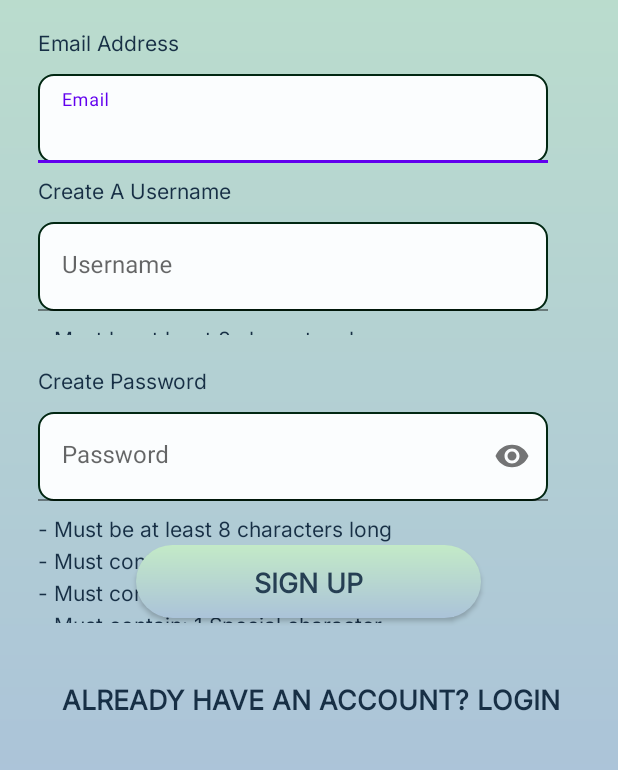
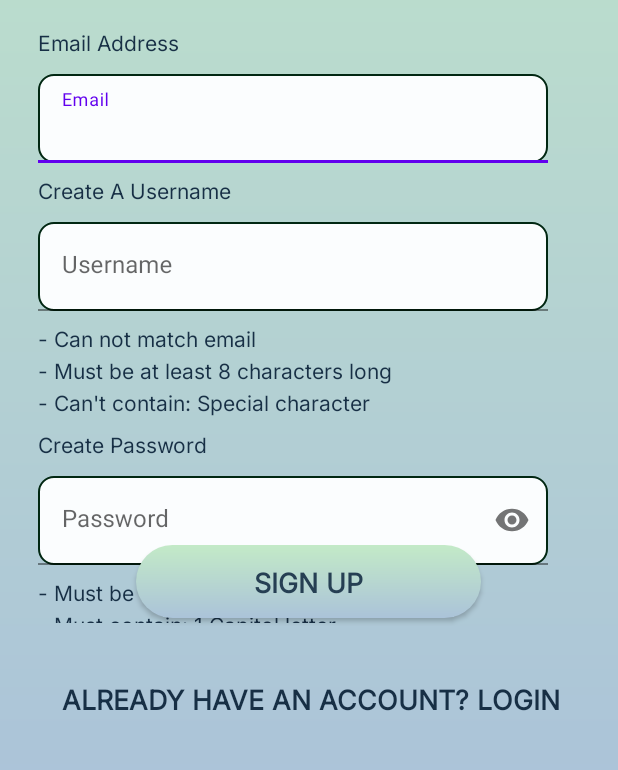
Before and after one commit to FullSailPatrick/2025May_Team03, an Android app: the createaccount screen opened directly, with no data from a screen before it, after a tap on "SIGN UP", on a phone screen of 412 x 824 dp, the part 438-1208 px from its top. Run offline under Robolectric (Android 15) with nearby library versions, the light colour scheme and no system bars; our stand-ins replace Firebase (no records; nobody signed in at launch, a user with empty details on screens opened directly); Roboto replaces fonts that are not available here.

Commit message:
# Feature Updates - Add color coding for username requirements - block creating a user account if username criteria are NG - implemented forgot user button - added basic forgot user screen - fixed formating issue with box size in username that I missed in last fix

```diff
--- a/App/app/src/main/AndroidManifest.xml
+++ b/App/app/src/main/AndroidManifest.xml
@@ -12,8 +12,10 @@
         android:label="@string/app_name"
         android:roundIcon="@mipmap/ic_launcher_round"
         android:supportsRtl="true"
-        android:theme="@style/Theme.SpotMe"
-        >
+        android:theme="@style/Theme.SpotMe">
+        <activity
+            android:name=".forgot_password"
+            android:exported="false" />
         <activity
             android:name=".createaccount"
             android:exported="false" />
--- a/App/app/src/main/res/layout/activity_createaccount.xml
+++ b/App/app/src/main/res/layout/activity_createaccount.xml
@@ -64,6 +64,7 @@
                 android:id="@+id/new_emailLayout"
                 android:layout_width="match_parent"
                 android:layout_height="wrap_content">
+
                 <com.google.android.material.textfield.TextInputEditText
                     android:id="@+id/new_email"
                     android:layout_width="340dp"
@@ -76,6 +77,7 @@
                     android:inputType="textEmailAddress"
                     android:minHeight="48dp"
                     android:selectAllOnFocus="true"
+                    android:textColor="@color/Gray_700"
                     android:textColorHint="#263F53"
                     tools:ignore="DuplicateSpeakableTextCheck" />
             </com.google.android.material.textfield.TextInputLayout>
@@ -93,6 +95,7 @@
                 android:id="@+id/create_usernameLayout"
                 android:layout_width="match_parent"
                 android:layout_height="wrap_content">
+
                 <com.google.android.material.textfield.TextInputEditText
                     android:id="@+id/create_username"
                     android:layout_width="340dp"
@@ -113,12 +116,27 @@
             </com.google.android.material.textfield.TextInputLayout>
 
             <TextView
-                android:id="@+id/create_username_requirements"
+                android:id="@+id/create_unique_username"
                 android:layout_width="340dp"
-                android:layout_height="8dp"
-                android:layout_marginBottom="20dp"
+                android:layout_height="21dp"
                 android:fontFamily="@font/inter"
-                android:text="@string/new_username_requirements"
+                android:text="@string/unique_username_requirements"
+                android:textColor="@color/button_text_color" />
+
+            <TextView
+                android:id="@+id/username_length_requirements"
+                android:layout_width="340dp"
+                android:layout_height="21dp"
+                android:fontFamily="@font/inter"
+                android:text="@string/new_length_requirement"
+                android:textColor="@color/button_text_color" />
+            <TextView
+                android:id="@+id/username_char_requirements"
+                android:layout_width="340dp"
+                android:layout_height="wrap_content"
+                android:layout_marginBottom="8dp"
+                android:fontFamily="@font/inter"
+                android:text="@string/user_special_requirement"
                 android:textColor="@color/button_text_color" />
 
             <TextView
@@ -200,6 +218,7 @@
                 android:layout_width="match_parent"
                 android:layout_height="wrap_content"
                 app:passwordToggleEnabled="true">
+
                 <com.google.android.material.textfield.TextInputEditText
                     android:id="@+id/confirm_password"
                     android:layout_width="342dp"
@@ -213,7 +232,9 @@
                     android:lineSpacingExtra="14sp"
                     android:minHeight="48dp"
                     android:selectAllOnFocus="true"
-                    android:textColorHint="#263F53" />
+                    android:textColor="@color/Gray_500"
+                    android:textColorHint="#263F53"
+                    android:textCursorDrawable="@color/Gray_500" />
 
             </com.google.android.material.textfield.TextInputLayout>
 
@@ -238,6 +259,7 @@
                 android:id="@+id/first_nameLayout"
                 android:layout_width="match_parent"
                 android:layout_height="wrap_content">
+
                 <EditText
                     android:id="@+id/first_name"
                     android:layout_width="340dp"
@@ -247,11 +269,12 @@
                     android:autofillHints="Name"
                     android:background="@drawable/rounded_text"
                     android:ems="10"
+                    android:hint="@string/new_first_name_tip"
                     android:inputType="textPersonName"
                     android:minHeight="48dp"
                     android:selectAllOnFocus="true"
-                    android:hint="@string/new_first_name_tip"
-                    android:textColorHint="#263F53" />
+                    android:textColorHint="#263F53"
+                    app:hintTextColor="@color/Accent_600"/>
             </com.google.android.material.textfield.TextInputLayout>
 
             <TextView
--- a/App/app/src/main/res/values/strings.xml
+++ b/App/app/src/main/res/values/strings.xml
@@ -44,13 +44,14 @@
     <string name="new_special_requirement"><![CDATA[
     - Must contain: 1 Special character
         ]]></string>
+    <string name="user_special_requirement"><![CDATA[
+    - Can\'t contain: Special character
+        ]]></string>
     <string name="new_digit_requirement"><![CDATA[
     - Must contain: 1 Number\n
         ]]></string>
-    <string name="new_username_requirements"><![CDATA[
-    - Must be at least 8 characters long\n
+    <string name="unique_username_requirements"><![CDATA[
     - Can not match email\n
-    - Can not contain special characters
         ]]></string>
 
 </resources>
```
Also changed, not shown: App/app/src/main/java/com/spotme/spotme/createaccount.java (+111 -7 lines), App/app/src/main/java/com/spotme/spotme/forgot_password.java (added, +42 -0 lines), App/app/src/main/java/com/spotme/spotme/login.java (+10 -1 lines), App/app/src/main/res/layout/activity_forgot_password.xml (added, +23 -0 lines).
